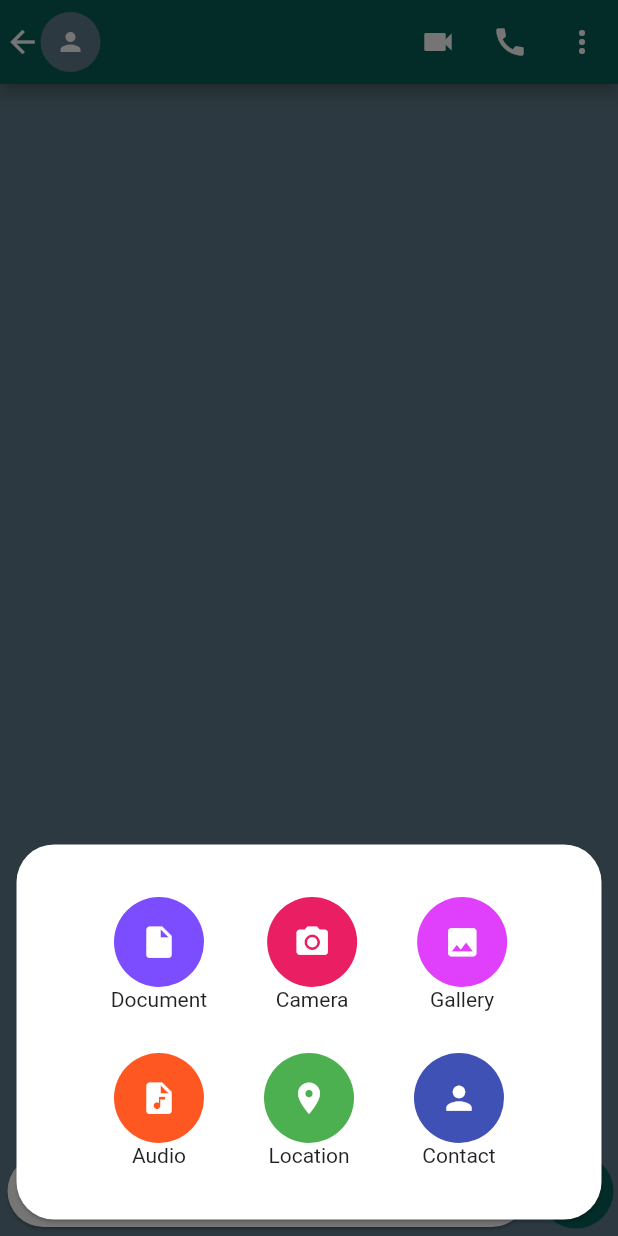
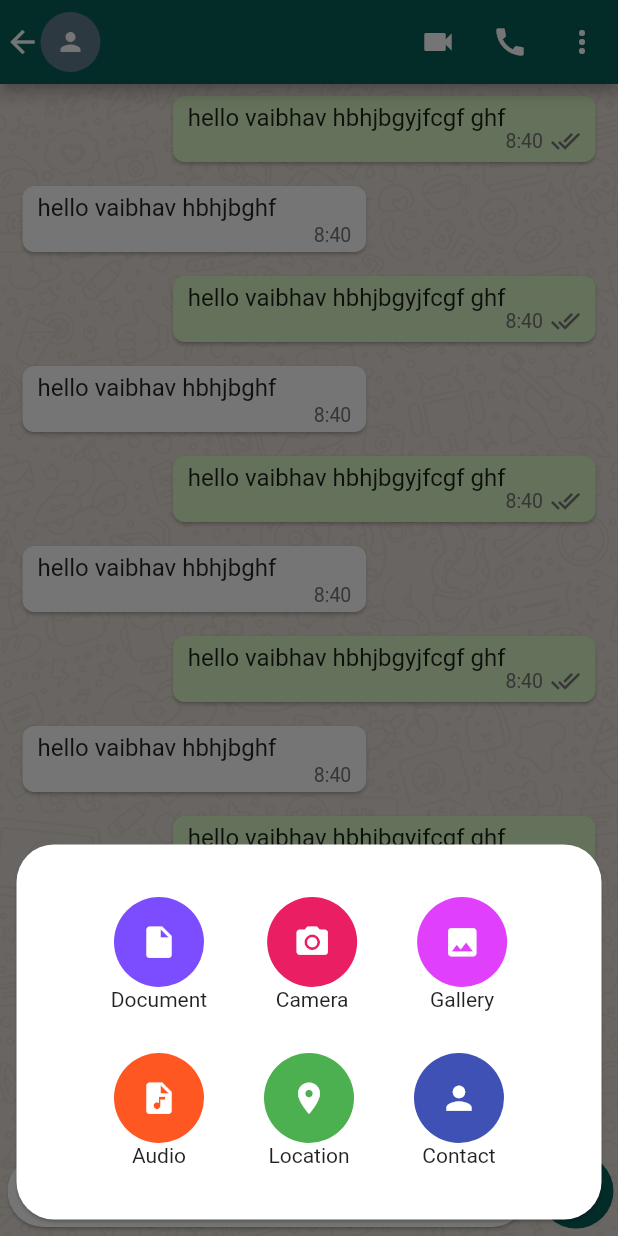
Before and after one commit to JspreetSingh/Whatsapp-Clone, a Flutter app: the individualpage screen opened directly with empty values, item 2 of the bottom bar chosen, on a phone screen of 412 x 824 dp. Run offline on Flutter 3.47's test engine with Material 2 defaults, Android fonts, the phone set to English and light mode, and no system bars; our stand-ins replace camera, emoji_picker_flutter, flutter_svg, socket_io_client, video_player; network calls fail.

Commit message:
day 5 commit

```diff
--- a/lib/custom-ui/custom_card.dart
+++ b/lib/custom-ui/custom_card.dart
@@ -7,7 +7,8 @@ import 'package:whatsapp_clone/screens/individualpage.dart';
 import '../model/chat_model.dart';
 
 class Customcard extends StatelessWidget {
-  const Customcard({Key? key,required this.chat}) : super();
+  const Customcard({Key? key,required this.chat,required this.chatSource}) : super();
+  final chatModel chatSource;
 
   final chatModel chat;
 
@@ -15,7 +16,7 @@ class Customcard extends StatelessWidget {
   Widget build(BuildContext context) {
     return InkWell(
       onTap: () {
-        Navigator.push(context, MaterialPageRoute(builder: (context) => individualpage(chat: chat,)));
+        Navigator.push(context, MaterialPageRoute(builder: (context) => individualpage(chat: chat,chatSource: chatSource,)));
       },
       child: Column(
         children: [
--- /dev/null
+++ b/lib/custom-ui/own_message.dart
@@ -0,0 +1,42 @@
+import 'package:flutter/cupertino.dart';
+import 'package:flutter/material.dart';
+
+class ownmessage extends StatelessWidget {
+  const ownmessage({Key? key}) : super(key: key);
+
+  @override
+  Widget build(BuildContext context) {
+    return Align(
+      alignment: Alignment.bottomRight,
+      child: ConstrainedBox(constraints: BoxConstraints(
+        maxWidth: MediaQuery.of(context).size.width-45,
+        ),
+        child: Card(
+          elevation: 1,
+          shape: RoundedRectangleBorder(borderRadius: BorderRadiusDirectional.circular(8)),
+          color: Color(0xffdcf8c6),
+          margin: EdgeInsets.symmetric(horizontal: 15,vertical: 8),
+          child: Stack(
+            children: [
+              Padding(
+                padding: const EdgeInsets.only(left: 10,right: 60,bottom: 20,top: 5),
+                child: Text("hello vaibhav hbhjbgyjfcgf ghf",style: TextStyle(fontSize: 16),),
+              ),
+              Positioned(
+                bottom: 4,
+                right: 10,
+                child: Row(
+                  children: [
+                    Text("8:40",style: TextStyle(fontSize: 13,color: Colors.grey[600]),),
+                    SizedBox(width: 5,),
+                    Icon(Icons.done_all,color: Colors.grey[600],size: 20,),
+                  ],
+                ),
+              )
+            ],
+          ),
+        ),
+      ),
+    );
+  }
+}
--- /dev/null
+++ b/lib/custom-ui/reply.dart
@@ -0,0 +1,40 @@
+import 'package:flutter/cupertino.dart';
+import 'package:flutter/material.dart';
+
+class reply extends StatelessWidget {
+  const reply({Key? key}) : super(key: key);
+
+  @override
+  Widget build(BuildContext context) {
+    return Align(
+      alignment: Alignment.bottomLeft,
+      child: ConstrainedBox(constraints: BoxConstraints(
+        maxWidth: MediaQuery.of(context).size.width-45,
+      ),
+        child: Card(
+          elevation: 1,
+          shape: RoundedRectangleBorder(borderRadius: BorderRadiusDirectional.circular(8)),
+          //color: Color(0xffdcf8c6),
+          margin: EdgeInsets.symmetric(horizontal: 15,vertical: 8),
+          child: Stack(
+            children: [
+              Padding(
+                padding: const EdgeInsets.only(left: 10,right: 60,bottom: 20,top: 5),
+                child: Text("hello vaibhav hbhjbghf",style: TextStyle(fontSize: 16),),
+              ),
+              Positioned(
+                bottom: 4,
+                right: 10,
+                child: Row(
+                  children: [
+                    Text("8:40",style: TextStyle(fontSize: 13,color: Colors.grey[600]),),
+                  ],
+                ),
+              )
+            ],
+          ),
+        ),
+      ),
+    );
+  }
+}
--- a/lib/main.dart
+++ b/lib/main.dart
@@ -3,6 +3,7 @@
 import 'package:camera/camera.dart';
 import 'package:flutter/material.dart';
 import 'package:whatsapp_clone/screens/CameraScreen.dart';
+import 'package:whatsapp_clone/screens/login%20screen.dart';
 import 'package:whatsapp_clone/screens/whatsapp_home.dart';
 
 Future<void> main() async {
@@ -25,7 +26,7 @@ class whatsapp extends StatelessWidget {
         //fontFamily: "OpenSans",
         primaryColor: const Color(0xFF075E54), colorScheme: ColorScheme.fromSwatch().copyWith(secondary: Color(0xFF075E54))
       ),
-      home: WhatsappHome(),
+      home: LoginScreen(),
     );
   }
 }
--- a/lib/model/chat_model.dart
+++ b/lib/model/chat_model.dart
@@ -4,8 +4,9 @@ class chatModel{
   bool isGroup;
   String time;
   String currentMessage;
+  int id;
 
-  chatModel(this.name,this.icon,this.currentMessage,this.isGroup,this.time,);
+  chatModel(this.name,this.icon,this.currentMessage,this.isGroup,this.time,this.id);
 }
 
 class contact{
--- a/lib/screens/individualpage.dart
+++ b/lib/screens/individualpage.dart
@@ -4,11 +4,16 @@ import 'package:emoji_picker_flutter/emoji_picker_flutter.dart';
 import 'package:flutter/cupertino.dart';
 import 'package:flutter/material.dart';
 import 'package:flutter_svg/svg.dart';
+import 'package:whatsapp_clone/custom-ui/reply.dart';
 import 'package:whatsapp_clone/model/chat_model.dart';
 
+import '../custom-ui/own_message.dart';
+import 'package:socket_io_client/socket_io_client.dart' as IO;
+
 class individualpage extends StatefulWidget {
-  const individualpage({Key? key,required this.chat}) : super(key: key);
+  const individualpage({Key? key,required this.chat,required this.chatSource}) : super(key: key);
   final chatModel chat;
+  final chatModel chatSource;
 
   @override
   State<individualpage> createState() => _individualpageState();
@@ -17,6 +22,9 @@ class individualpage extends StatefulWidget {
 class _individualpageState extends State<individualpage> {
   var isEmojiVisible=false;
   FocusNode focusNode=FocusNode();
+  late IO.Socket socket;
+  bool sendButton=false;
+
   TextEditingController controller=TextEditingController();
 
   void initState(){
@@ -29,10 +37,40 @@ class _individualpageState extends State<individualpage> {
          });
        }
    });
-  }  @override
+   connect();
+  }
+
+
+  void connect(){
+    socket=IO.io("http://192.168.1.38:5000",<String,dynamic>{
+      "transports":["websocket"],
+      "autoConnect":false,
+    });
+    socket.connect();
+    socket.onConnect((data) => print("Connected"));
+    print(socket.connected);
+    socket.emit("signin",widget.chatSource.id);
+  }
+
+  void sendMessage(String message,int sourceId,int targetId){
+    socket.emit("message",
+    {
+      "message":message, "sourceId":sourceId, "targetId":targetId
+    }
+    );
+  }
+
+  @override
   Widget build(BuildContext context) {
-    return Scaffold(
-      backgroundColor: Colors.blueGrey,
+    return Stack(
+      children: [
+        Image.asset("assets/background_img.png",
+        height: MediaQuery.of(context).size.height,
+        width: MediaQuery.of(context).size.width,
+          fit: BoxFit.cover,
+        ),
+        Scaffold(
+          backgroundColor: Colors.transparent,
           appBar: AppBar(
             titleSpacing: 0,
             leadingWidth: 70,
@@ -108,7 +146,32 @@ class _individualpageState extends State<individualpage> {
             child: WillPopScope(
               child: Stack(
                 children: [
-              ListView(),
+                  Container(
+                    height: MediaQuery.of(context).size.height-150,
+                    child: ListView(
+                      shrinkWrap: true,
+                      children: [
+                        ownmessage(),
+                        reply(),
+                        ownmessage(),
+                        reply(),
+                        ownmessage(),
+                        reply(),
+                        ownmessage(),
+                        reply(),
+                        ownmessage(),
+                        reply(),
+                        ownmessage(),
+                        reply(),
+                        ownmessage(),
+                        reply(),
+                        ownmessage(),
+                        reply(),
+                        ownmessage(),
+                        reply(),
+                      ],
+                    ),
+                  ),
                   Column(
                     mainAxisAlignment: MainAxisAlignment.end,
                     children: [
@@ -130,6 +193,18 @@ class _individualpageState extends State<individualpage> {
                                   textAlignVertical: TextAlignVertical.center,
                                   minLines: 1,
                                   maxLines: 5,
+                                  onChanged: (value){
+                                    if(value.length>0){
+                                      setState(() {
+                                        sendButton=true;
+                                      });
+                                    }
+                                    else{
+                                      setState(() {
+                                        sendButton=false;
+                                      });
+                                    }
+                                  },
                                   keyboardType: TextInputType.multiline,
                                   decoration: InputDecoration(
                                       border: InputBorder.none,
@@ -169,8 +244,14 @@ class _individualpageState extends State<individualpage> {
                             child: CircleAvatar(
                               backgroundColor: Color(0xFF075E54), radius: 25,
                               child: IconButton(
-                            color: Color(0xFFFFFFFF), icon: Icon(Icons.mic),
-                            onPressed: () {},),
+                                color: Color(0xFFFFFFFF), icon: Icon(sendButton?Icons.send:Icons.mic),
+                                onPressed: () {
+                                  if(sendButton)
+                                    {
+                                      sendMessage(controller.text, widget.chatSource.id, widget.chat.id);
+                                      controller.clear();
+                                    }
+                                },),
                             ),
                           ),
                         ],
@@ -234,6 +315,8 @@ class _individualpageState extends State<individualpage> {
               },
             ),
           ),
+        ),
+      ],
     );
   }
   Widget bottomsheet(){
--- a/pubspec.yaml
+++ b/pubspec.yaml
@@ -40,6 +40,8 @@ dependencies:
   camera: ^0.9.4+21
   path_provider: ^2.0.9
   path:
+  video_player: ^2.4.4
+  socket_io_client: ^1.0.2
 
 dev_dependencies:
   flutter_test:
```
Also changed, not shown: lib/pages/Chat_page.dart (+6 -8 lines), lib/screens/CameraScreen.dart (+26 -2 lines), lib/screens/Videoview.dart (added, +93 -0 lines), lib/screens/login screen.dart (added, +41 -0 lines), lib/screens/whatsapp_home.dart (+5 -2 lines), assets/background_img.png (added), pubspec.lock, 1 other file. Lines whose indentation alone changed are shown as unchanged.
